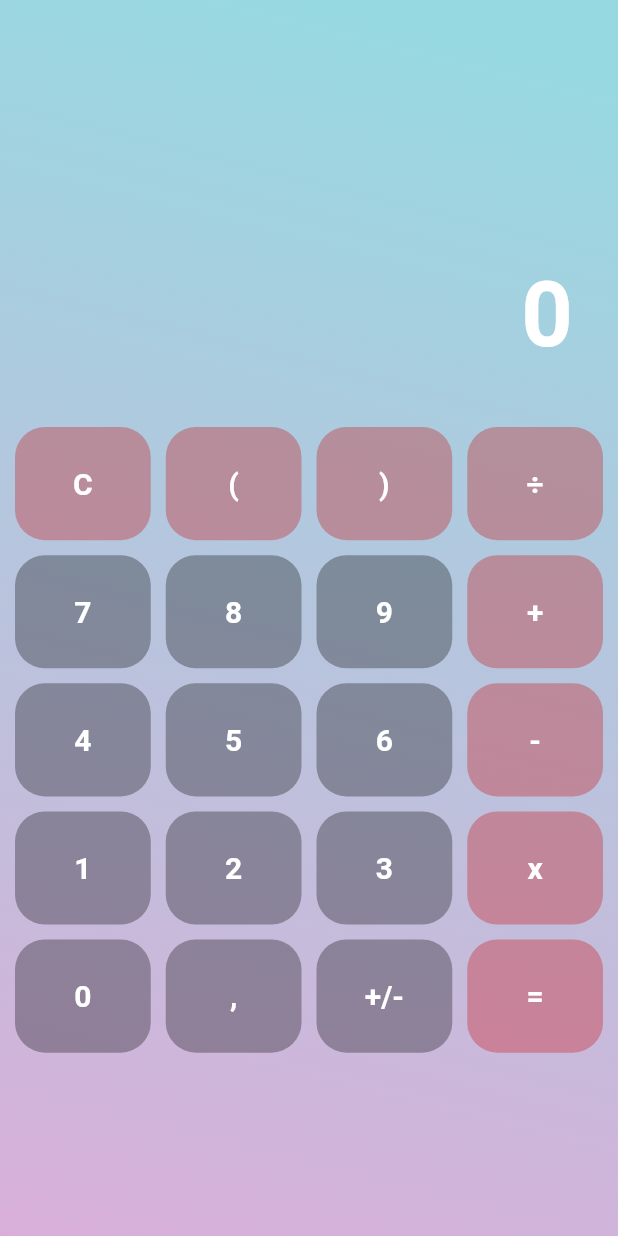
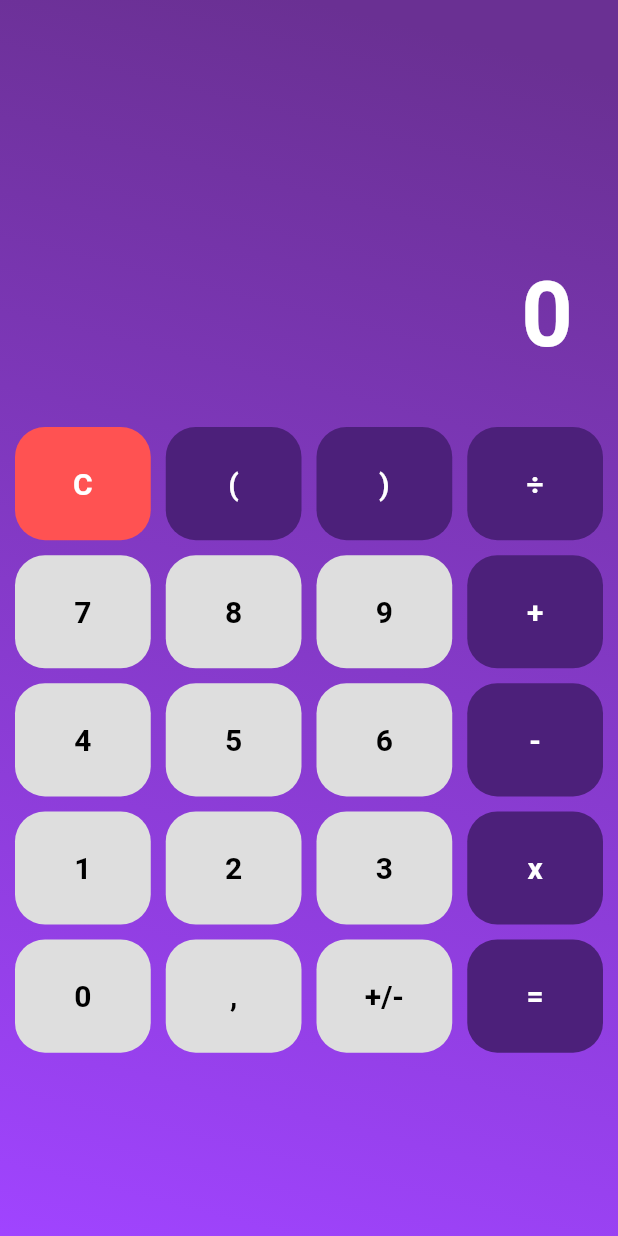
Before and after one commit to musiolmarco/MathApp, a Flutter app: the screen it shows after launch, on a phone screen of 412 x 824 dp. Run offline on Flutter 3.47's test engine with Material 2 defaults, Android fonts, the light colour scheme and no system bars.

Commit message:
Color Styling & "textColor" value for CalculatorButton

```diff
--- a/lib/pages/calculator_page.dart
+++ b/lib/pages/calculator_page.dart
@@ -10,8 +10,8 @@ class CalculatorPage extends StatefulWidget {
 
 class _CalculatorPageState extends State<CalculatorPage> {
 
-  Color gradientBlue = Color(0xff97D9E1);
-  Color gradientPurple = Color(0xffD9AFD9);
+  Color gradientBlue = Color(0xff6a3093);
+  Color gradientPurple = Color(0xffa044ff);
 
   @override
   Widget build(BuildContext context) {
--- a/lib/widgets/calculator/calculator_button.dart
+++ b/lib/widgets/calculator/calculator_button.dart
@@ -4,8 +4,9 @@ class CalculatorButton extends StatelessWidget {
   final Function pressed;
   final String displayValue;
   final Color color;
+  final Color textColor;
 
-  CalculatorButton({@required this.pressed, @required this.displayValue, @required this.color});
+  CalculatorButton({@required this.pressed, @required this.displayValue, @required this.color, @required this.textColor});
 
   @override
   Widget build(BuildContext context) {
@@ -20,7 +21,7 @@ class CalculatorButton extends StatelessWidget {
             child: Text(
               displayValue,
               style: TextStyle(
-                color: Colors.white,
+                color: textColor,
                 fontWeight: FontWeight.bold,
                 fontSize: 20,
               ),
--- a/lib/widgets/calculator/calculator_display.dart
+++ b/lib/widgets/calculator/calculator_display.dart
@@ -6,6 +6,9 @@ class CalculatorDisplay extends StatefulWidget {
 }
 
 class _CalculatorDisplayState extends State<CalculatorDisplay> {
+
+
+
   @override
   Widget build(BuildContext context) {
     return Container(
--- a/lib/widgets/calculator/calculator_gridview.dart
+++ b/lib/widgets/calculator/calculator_gridview.dart
@@ -14,8 +14,11 @@ class CalculatorGridview extends StatelessWidget {
   ];
 
   final List _redButtons = [
-    "÷", "+" ,"-", "=", "C", "(", ")", "x",
+    "÷", "+" ,"-", "=", "(", ")", "x",
   ];
+
+  final Color purpleColor = new Color(0xff4c207a);
+  final Color grayButtonColor = new Color(0xffdedede);
 
   @override
   Widget build(BuildContext context) {
@@ -31,17 +34,24 @@ class CalculatorGridview extends StatelessWidget {
         itemBuilder: (context, index) {
 
           Color color;
+          Color textColor;
 
           if(_redButtons.contains(_buttons[index])){
-            color = Color.fromRGBO(200, 0, 0, 0.3);
-          }else{
-            color = Color.fromRGBO(0, 0, 0, 0.3);
+            color = purpleColor;
+            textColor = Colors.white;
+          }else if(_buttons[index] == "C"){
+            color = Colors.redAccent;
+            textColor = Colors.white;
+        }else{
+            color = grayButtonColor;
+            textColor = Colors.black;
           }
 
           return CalculatorButton(
               pressed: () {},
               displayValue: _buttons[index],
-              color: color,);
+              color: color,
+          textColor: textColor,);
         });
   }
 }
```
